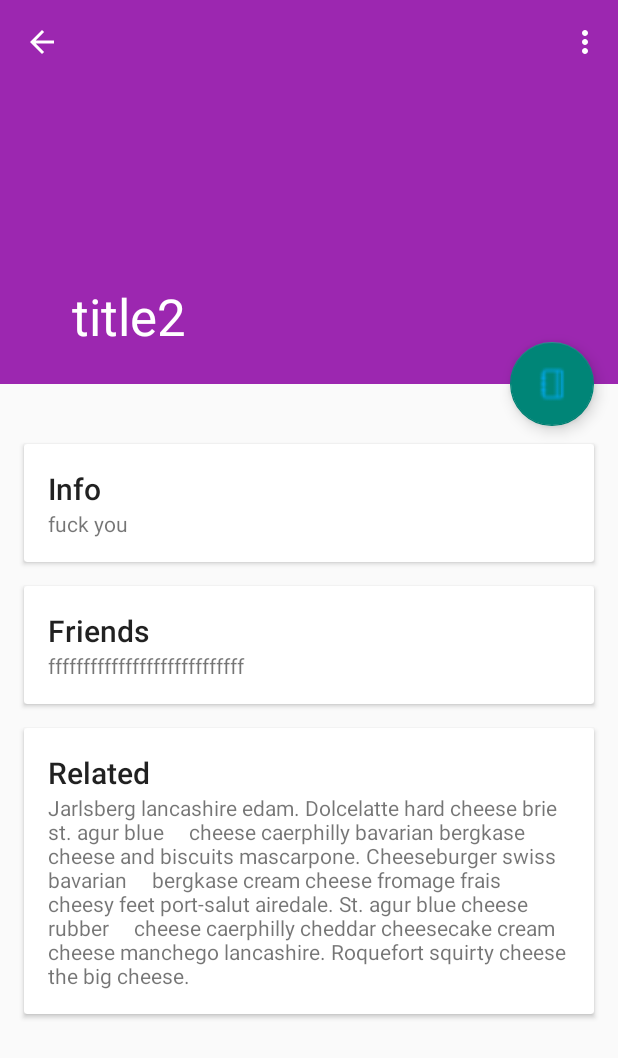
After one commit to RImpression/OneApp, an Android app: the AboutAuthorActivity screen opened directly, with no data from a screen before it, on a phone screen of 412 x 824 dp. The commit adds this screen. Shown: the top 1058 px of the screen. Run offline under Robolectric (Android 15) with nearby library versions, the phone set to English and light mode, and no system bars.

Commit message:
authorActivity

```diff
--- a/app/src/main/AndroidManifest.xml
+++ b/app/src/main/AndroidManifest.xml
@@ -2,7 +2,7 @@
 <manifest xmlns:android="http://schemas.android.com/apk/res/android"
     package="com.example.oneapp" >
 
-    <uses-permission android:name="android.permission.INTERNET"/>
+    <uses-permission android:name="android.permission.INTERNET" />
 
     <application
         android:allowBackup="true"
@@ -18,13 +18,15 @@
                 <category android:name="android.intent.category.LAUNCHER" />
             </intent-filter>
         </activity>
-        <activity android:name=".QuestionActivity">
-
+        <activity android:name=".QuestionActivity" >
         </activity>
-        <activity android:name=".EssayActivity">
-
+        <activity android:name=".EssayActivity" >
         </activity>
-        <activity android:name=".SerializeActivity">
+        <activity android:name=".SerializeActivity" >
+        </activity>
+        <activity
+            android:name=".AboutAuthorActivity"
+            android:label="@string/title_activity_about_author" >
 
         </activity>
     </application>
--- /dev/null
+++ b/app/src/main/java/com/example/oneapp/AboutAuthorActivity.java
@@ -0,0 +1,48 @@
+package com.example.oneapp;
+
+import android.support.design.widget.CollapsingToolbarLayout;
+import android.support.v7.app.ActionBarActivity;
+import android.os.Bundle;
+import android.support.v7.widget.Toolbar;
+import android.view.Menu;
+import android.view.MenuItem;
+
+
+public class AboutAuthorActivity extends BaseActivity {
+
+    @Override
+    protected void onCreate(Bundle savedInstanceState) {
+        super.onCreate(savedInstanceState);
+        setContentView(R.layout.activity_about_author);
+
+        final Toolbar toolbar = (Toolbar) findViewById(R.id.toolbar);
+        setSupportActionBar(toolbar);
+        getSupportActionBar().setDisplayHomeAsUpEnabled(true);
+        CollapsingToolbarLayout collapsingToolbar = (CollapsingToolbarLayout) findViewById(R.id.collapsing_toolbar);
+        collapsingToolbar.setTitle("title2");
+
+
+    }
+
+    @Override
+    public boolean onCreateOptionsMenu(Menu menu) {
+        // Inflate the menu; this adds items to the action bar if it is present.
+        getMenuInflater().inflate(R.menu.menu_about_author, menu);
+        return true;
+    }
+
+    @Override
+    public boolean onOptionsItemSelected(MenuItem item) {
+        // Handle action bar item clicks here. The action bar will
+        // automatically handle clicks on the Home/Up button, so long
+        // as you specify a parent activity in AndroidManifest.xml.
+        int id = item.getItemId();
+
+        //noinspection SimplifiableIfStatement
+        if (id == R.id.action_settings) {
+            return true;
+        }
+
+        return super.onOptionsItemSelected(item);
+    }
+}
--- /dev/null
+++ b/app/src/main/res/layout/activity_about_author.xml
@@ -0,0 +1,158 @@
+<android.support.design.widget.CoordinatorLayout
+    xmlns:android="http://schemas.android.com/apk/res/android"
+    xmlns:app="http://schemas.android.com/apk/res-auto"
+    android:id="@+id/main_content"
+    android:layout_width="match_parent"
+    android:layout_height="match_parent"
+    android:fitsSystemWindows="true">
+
+    <android.support.design.widget.AppBarLayout
+        android:id="@+id/appbar"
+        android:layout_width="match_parent"
+        android:layout_height="256dp"
+        android:theme="@style/ThemeOverlay.AppCompat.Dark.ActionBar"
+        android:background="@color/primary"
+        android:fitsSystemWindows="true">
+
+        <android.support.design.widget.CollapsingToolbarLayout
+            android:id="@+id/collapsing_toolbar"
+            android:layout_width="match_parent"
+            android:layout_height="match_parent"
+            app:layout_scrollFlags="scroll|exitUntilCollapsed"
+            android:fitsSystemWindows="true"
+            app:contentScrim="?attr/colorPrimary"
+            app:expandedTitleMarginStart="48dp"
+            app:expandedTitleMarginEnd="64dp">
+
+            <ImageView
+                android:id="@+id/backdrop"
+                android:layout_width="match_parent"
+                android:layout_height="match_parent"
+                android:scaleType="centerCrop"
+                android:fitsSystemWindows="true"
+                app:layout_collapseMode="parallax" />
+
+            <android.support.v7.widget.Toolbar
+                android:id="@+id/toolbar"
+                android:layout_width="match_parent"
+                android:layout_height="?attr/actionBarSize"
+                android:background="@color/primary"
+                app:popupTheme="@style/ThemeOverlay.AppCompat.Light"
+                app:layout_collapseMode="pin" />
+
+        </android.support.design.widget.CollapsingToolbarLayout>
+
+    </android.support.design.widget.AppBarLayout>
+
+    <android.support.v4.widget.NestedScrollView
+        android:layout_width="match_parent"
+        android:layout_height="match_parent"
+        app:layout_behavior="@string/appbar_scrolling_view_behavior">
+
+        <LinearLayout
+            android:layout_width="match_parent"
+            android:layout_height="match_parent"
+            android:orientation="vertical"
+            android:paddingTop="24dp">
+
+            <android.support.v7.widget.CardView
+                android:layout_width="match_parent"
+                android:layout_height="wrap_content"
+                android:layout_margin="16dp">
+
+                <LinearLayout
+                    android:orientation="vertical"
+                    android:padding="16dp"
+                    android:layout_width="match_parent"
+                    android:layout_height="wrap_content">
+
+                    <TextView
+                        android:layout_width="match_parent"
+                        android:layout_height="wrap_content"
+                        android:text="Info"
+                        android:textAppearance="@style/TextAppearance.AppCompat.Title" />
+
+                    <TextView
+                        android:layout_width="match_parent"
+                        android:layout_height="wrap_content"
+                        android:text="fuck you" />
+
+                </LinearLayout>
+
+            </android.support.v7.widget.CardView>
+
+            <android.support.v7.widget.CardView
+                android:layout_width="match_parent"
+                android:layout_height="wrap_content"
+                android:layout_marginBottom="16dp"
+                android:layout_marginLeft="16dp"
+                android:layout_marginRight="16dp">
+
+                <LinearLayout
+                    android:orientation="vertical"
+                    android:padding="16dp"
+                    android:layout_width="match_parent"
+                    android:layout_height="wrap_content">
+
+                    <TextView
+                        android:layout_width="match_parent"
+                        android:layout_height="wrap_content"
+                        android:text="Friends"
+                        android:textAppearance="@style/TextAppearance.AppCompat.Title" />
+
+                    <TextView
+                        android:layout_width="match_parent"
+                        android:layout_height="wrap_content"
+                        android:text="ffffffffffffffffffffffffffff" />
+
+                </LinearLayout>
+
+            </android.support.v7.widget.CardView>
+
+            <android.support.v7.widget.CardView
+                android:layout_width="match_parent"
+                android:layout_height="wrap_content"
+                android:layout_marginBottom="16dp"
+                android:layout_marginLeft="16dp"
+                android:layout_marginRight="16dp">
+
+                <LinearLayout
+                    android:orientation="vertical"
+                    android:padding="16dp"
+                    android:layout_width="match_parent"
+                    android:layout_height="wrap_content">
+
+                    <TextView
+                        android:layout_width="match_parent"
+                        android:layout_height="wrap_content"
+                        android:text="Related"
+                        android:textAppearance="@style/TextAppearance.AppCompat.Title" />
+
+                    <TextView
+                        android:layout_width="match_parent"
+                        android:layout_height="wrap_content"
+                        android:text="Jarlsberg lancashire edam. Dolcelatte hard cheese brie st. agur blue
+    cheese caerphilly bavarian bergkase cheese and biscuits mascarpone. Cheeseburger swiss bavarian
+    bergkase cream cheese fromage frais cheesy feet port-salut airedale. St. agur blue cheese rubber
+    cheese caerphilly cheddar cheesecake cream cheese manchego lancashire. Roquefort squirty cheese
+    the big cheese." />
+
+                </LinearLayout>
+
+            </android.support.v7.widget.CardView>
+
+        </LinearLayout>
+
+    </android.support.v4.widget.NestedScrollView>
+
+    <android.support.design.widget.FloatingActionButton
+        android:layout_height="wrap_content"
+        android:layout_width="wrap_content"
+        app:layout_anchor="@id/appbar"
+        app:layout_anchorGravity="bottom|end|right"
+        android:src="@drawable/icon_book"
+        android:layout_margin="16dp"
+        android:clickable="true"/>
+
+
+</android.support.design.widget.CoordinatorLayout>
--- /dev/null
+++ b/app/src/main/res/menu/menu_about_author.xml
@@ -0,0 +1,7 @@
+<menu xmlns:android="http://schemas.android.com/apk/res/android"
+    xmlns:app="http://schemas.android.com/apk/res-auto"
+    xmlns:tools="http://schemas.android.com/tools"
+    tools:context="com.example.oneapp.AboutAuthorActivity">
+    <item android:id="@+id/action_settings" android:title="@string/action_settings"
+        android:orderInCategory="100" app:showAsAction="never" />
+</menu>
--- a/app/src/main/res/values/strings.xml
+++ b/app/src/main/res/values/strings.xml
@@ -10,4 +10,5 @@
     <string name="question">问题</string>
     <string name="essay">短篇</string>
     <string name="serialize">连载</string>
+    <string name="title_activity_about_author">AboutAuthorActivity</string>
 </resources>
```
Also changed, not shown: app/src/main/res/mipmap-hdpi/ic_menu.png (added), app/src/main/res/mipmap-mdpi/ic_menu.png (added), app/src/main/res/mipmap-xhdpi/ic_menu.png (added), app/src/main/res/mipmap-xxhdpi/ic_menu.png (added), 2 other files.
